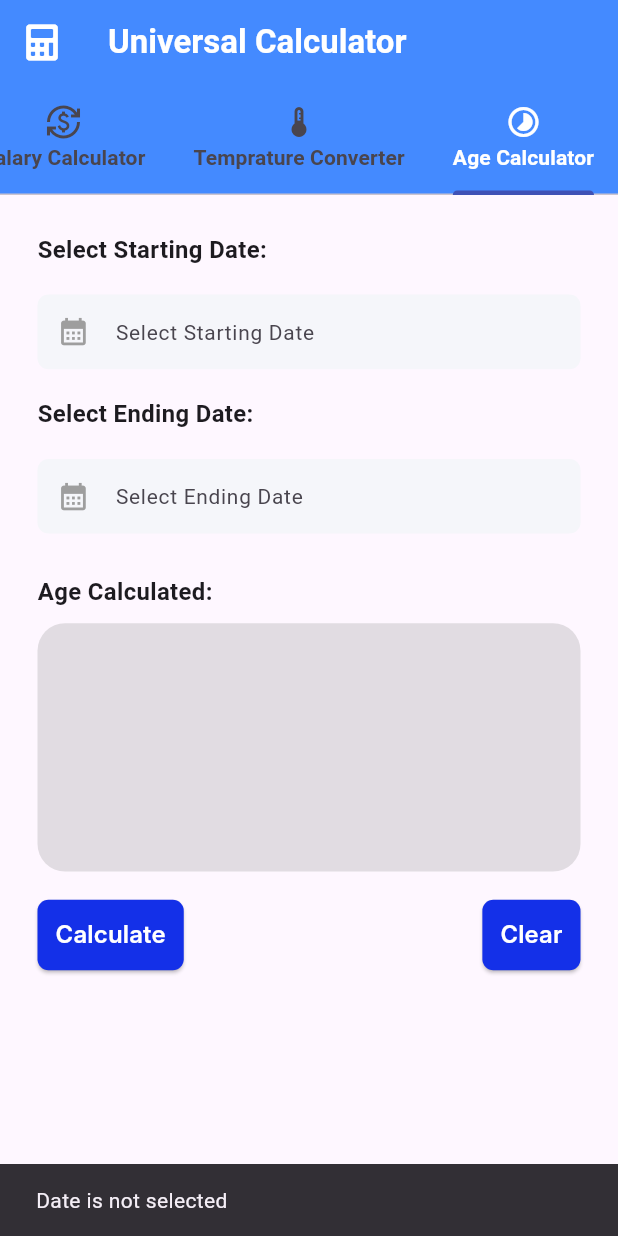
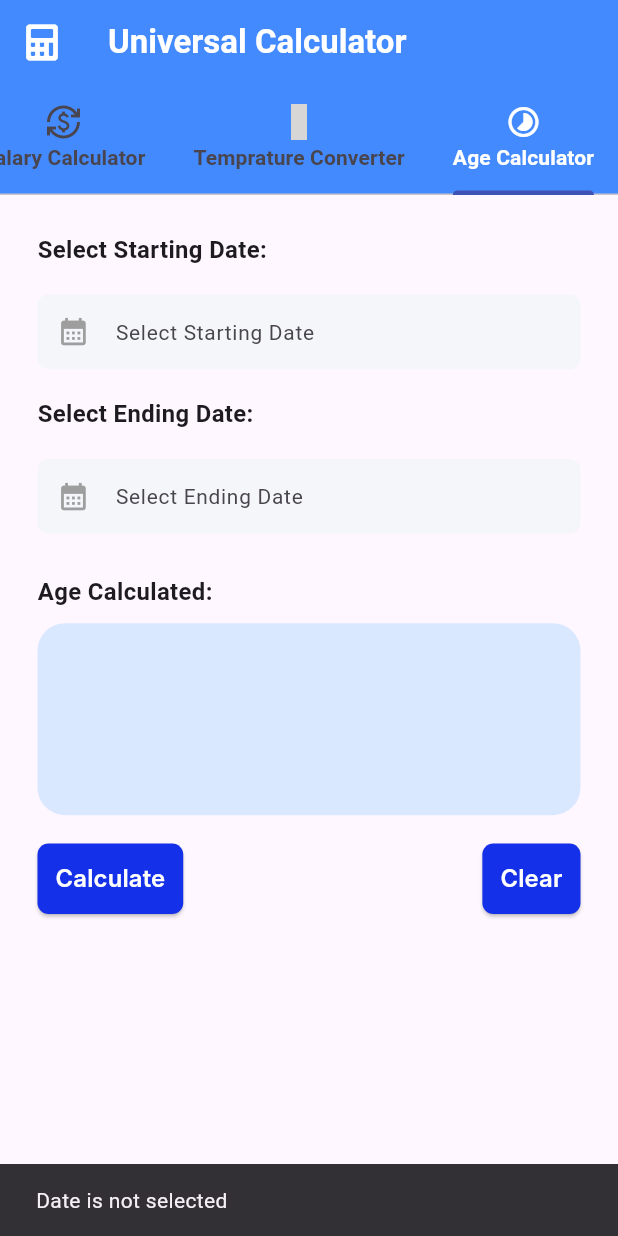
Before and after one commit to shaami30111/salary_calculator_app, a Flutter app: the screen it shows after launch, tab 3 chosen, after a tap on "Calculate", on a phone screen of 412 x 824 dp. Run offline on Flutter 3.47's test engine with Material 2 defaults, Android fonts, the phone set to English and light mode, and no system bars; our stand-ins replace flutter_screenutil, fluttericon; Roboto replaces fonts that are missing (Inter); grey boxes are pictures that could not be loaded.

Commit message:
modified:   lib/pages/salary_cal.dart

```diff
--- a/lib/pages/salary_cal.dart
+++ b/lib/pages/salary_cal.dart
@@ -1,4 +1,3 @@
-import 'package:age_calculator/age_calculator.dart';
 import 'package:flutter/material.dart';
 import 'package:fluttericon/font_awesome5_icons.dart';
 import 'package:flutter_screenutil/flutter_screenutil.dart';
@@ -84,7 +83,7 @@ class _SalaryCalState extends State<SalaryCal> {
                 text: "Salary Calculator",
               ),
               Tab(
-                icon: Icon(Icons.device_thermostat_outlined),
+                icon: Icon(Typicons.temperatire),
                 text: "Temprature Converter",
               ),
               Tab(
@@ -371,7 +370,7 @@ class _SalaryCalState extends State<SalaryCal> {
                           fillColor: textField,
                           hintText: "Enter Temprature",
                           prefixIcon: Icon(
-                            Typicons.temperatire,
+                            Icons.device_thermostat_outlined,
                             size: 22.sp,
                             color: Colors.grey,
                           ),
@@ -614,17 +613,13 @@ class _SalaryCalState extends State<SalaryCal> {
                               //pickedDate output format => 2021-03-10 00:00:00.000
                               formattedDate =
                                   DateFormat('yyyy-MM-dd').format(pickedDateF!);
-                              print(
-                                  formattedDate); //formatted date output using intl package =>  2021-03-16
-                              //you can implement different kind of Date Format here according to your requirement
-
                               setState(() {
                                 dateinput.text =
                                     formattedDate; //set output date to TextField value.
                               });
                             } else {
                               ScaffoldMessenger.of(context).showSnackBar(
-                                SnackBar(
+                                const SnackBar(
                                   content: Text('Date is not selected'),
                                   duration: Duration(
                                       seconds:
@@ -699,9 +694,6 @@ class _SalaryCalState extends State<SalaryCal> {
                               //pickedDate output format => 2021-03-10 00:00:00.000
                               endformattedDate =
                                   DateFormat('yyyy-MM-dd').format(pickedDateL!);
-                              print(
-                                  endformattedDate); //formatted date output using intl package =>  2021-03-16
-                              //you can implement different kind of Date Format here according to your requirement
 
                               setState(() {
                                 enddateinput.text =
@@ -709,7 +701,7 @@ class _SalaryCalState extends State<SalaryCal> {
                               });
                             } else {
                               ScaffoldMessenger.of(context).showSnackBar(
-                                SnackBar(
+                                const SnackBar(
                                   content: Text('Date is not selected'),
                                   duration: Duration(
                                       seconds:
@@ -738,13 +730,13 @@ class _SalaryCalState extends State<SalaryCal> {
                         height: 10.h,
                       ),
                       Container(
-                        height: 180.h,
                         width: 380.w,
                         padding: const EdgeInsets.all(8),
                         decoration: BoxDecoration(
-                            color: Colors.grey.withOpacity(0.3),
+                            color: Color.fromARGB(255, 133, 193, 254)
+                                .withOpacity(0.3),
                             border: Border.all(
-                              color: Colors.transparent,
+                              color: Color.fromARGB(0, 25, 96, 195),
                             ),
                             borderRadius: BorderRadius.only(
                                 topLeft: Radius.circular(20.r),
@@ -810,7 +802,7 @@ class _SalaryCalState extends State<SalaryCal> {
                                 ageCalAll(pickedDateF, pickedDateL);
                               } else {
                                 ScaffoldMessenger.of(context).showSnackBar(
-                                  SnackBar(
+                                  const SnackBar(
                                     content: Text('Date is not selected'),
                                     duration: Duration(
                                         seconds:
@@ -830,7 +822,7 @@ class _SalaryCalState extends State<SalaryCal> {
                               "Calculate",
                               style: TextStyle(
                                 color: Colors.white,
-                                fontSize: 16,
+                                fontSize: 16.sp,
                                 fontFamily: 'Inter',
                                 fontWeight: FontWeight.w600,
                               ),
@@ -851,7 +843,7 @@ class _SalaryCalState extends State<SalaryCal> {
 
                               setState(() {});
                               ScaffoldMessenger.of(context).showSnackBar(
-                                SnackBar(
+                                const SnackBar(
                                   content: Text('Cleared!'),
                                   duration: Duration(
                                       seconds:
```
